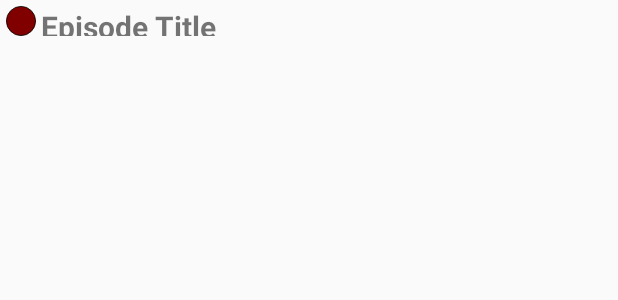
After one commit to OurFriendIrony/MediaNotifier, an Android app: the layout find_item_episodes.xml on its own in the app's theme, with its tools: preview values and no code run, on a phone screen of 412 x 824 dp. The commit adds this screen. Shown: the top 300 px of the screen. Run offline under Robolectric (Android 15) with nearby library versions, the phone set to English and light mode, and no system bars.

Commit message:
season numbers and episodes now displayed

```diff
--- a/app/src/main/java/uk/co/ourfriendirony/medianotifier/listviewadapter/MovieListViewAdapter.java
+++ b/app/src/main/java/uk/co/ourfriendirony/medianotifier/listviewadapter/MovieListViewAdapter.java
@@ -39,11 +39,11 @@ public class MovieListViewAdapter extends ArrayAdapter {
 
         LayoutInflater inflater = (LayoutInflater) getContext().getSystemService(Context.LAYOUT_INFLATER_SERVICE);
         view = inflater.inflate(R.layout.find_item, null);
-        TextView textView1 = (TextView) view.findViewById(R.id.find_item_title);
+        TextView textView1 = (TextView) view.findViewById(R.id.find_item_season_title);
         TextView textView2 = (TextView) view.findViewById(R.id.find_item_date);
         TextView textView3 = (TextView) view.findViewById(R.id.find_item_overview);
         TextView textView4 = (TextView) view.findViewById(R.id.find_item_id);
-        ImageView imageView = (ImageView) view.findViewById(R.id.find_item_img);
+        ImageView imageView = (ImageView) view.findViewById(R.id.find_item_season_img);
 
         String year = "";
         Date date = movie.getReleaseDate();
--- a/app/src/main/java/uk/co/ourfriendirony/medianotifier/listviewadapter/TVShowFindListAdapter.java
+++ b/app/src/main/java/uk/co/ourfriendirony/medianotifier/listviewadapter/TVShowListAdapter.java
@@ -16,12 +16,12 @@ import java.util.List;
 import uk.co.ourfriendirony.medianotifier.R;
 import uk.co.ourfriendirony.medianotifier.autogen.tvshow.TVShow;
 
-public class TVShowFindListAdapter extends ArrayAdapter {
+public class TVShowListAdapter extends ArrayAdapter {
     private final List<TVShow> tvShows;
 
     DateFormat dateFormat = new SimpleDateFormat("yyyy");
 
-    public TVShowFindListAdapter(Context context, int textViewResourceId, List<TVShow> objects) {
+    public TVShowListAdapter(Context context, int textViewResourceId, List<TVShow> objects) {
         super(context, textViewResourceId, objects);
         tvShows = objects;
     }
--- a/app/src/main/res/layout/find_item.xml
+++ b/app/src/main/res/layout/find_item.xml
@@ -2,7 +2,6 @@
 <RelativeLayout xmlns:android="http://schemas.android.com/apk/res/android"
                 android:layout_width="match_parent"
                 android:layout_height="wrap_content"
-                xmlns:app="http://schemas.android.com/apk/res-auto"
                 android:orientation="horizontal">
 
     <RelativeLayout
--- /dev/null
+++ b/app/src/main/res/layout/find_item_episodes.xml
@@ -0,0 +1,37 @@
+<?xml version="1.0" encoding="utf-8"?>
+<RelativeLayout xmlns:android="http://schemas.android.com/apk/res/android"
+                android:layout_width="match_parent"
+                android:layout_height="wrap_content"
+                android:orientation="horizontal">
+
+    <RelativeLayout
+        android:id="@+id/find_item_episode_primarybar"
+        android:layout_width="match_parent"
+        android:layout_height="wrap_content"
+        android:orientation="horizontal"
+        android:padding="4dp">
+
+        <ImageView
+            android:id="@+id/find_item_episode_img"
+            android:layout_width="20dp"
+            android:layout_height="20dp"
+            android:padding="0dp"
+            android:src="@drawable/circle_off"
+            />
+
+        <TextView
+            android:id="@+id/find_item_episode_title"
+            android:layout_width="match_parent"
+            android:layout_height="wrap_content"
+            android:layout_alignBottom="@id/find_item_episode_img"
+            android:layout_alignTop="@id/find_item_episode_img"
+            android:layout_marginStart="3dp"
+            android:layout_toEndOf="@+id/find_item_episode_img"
+            android:text="Episode Title"
+            android:textAlignment="textStart"
+            android:textSize="20sp"
+            android:textStyle="bold"
+            />
+
+    </RelativeLayout>
+</RelativeLayout>
```
Also changed, not shown: app/src/main/java/uk/co/ourfriendirony/medianotifier/activities/TVShowActivity.java (+50 -7 lines), app/src/main/java/uk/co/ourfriendirony/medianotifier/activities/TVShowFindActivity.java (+4 -4 lines), app/src/main/java/uk/co/ourfriendirony/medianotifier/listviewadapter/TVShowEpisodeListAdapter.java (added, +57 -0 lines), app/src/main/java/uk/co/ourfriendirony/medianotifier/listviewadapter/TVShowSeasonListAdapter.java (added, +56 -0 lines), app/src/main/res/layout/find_item_seasons.xml (added, +37 -0 lines).
